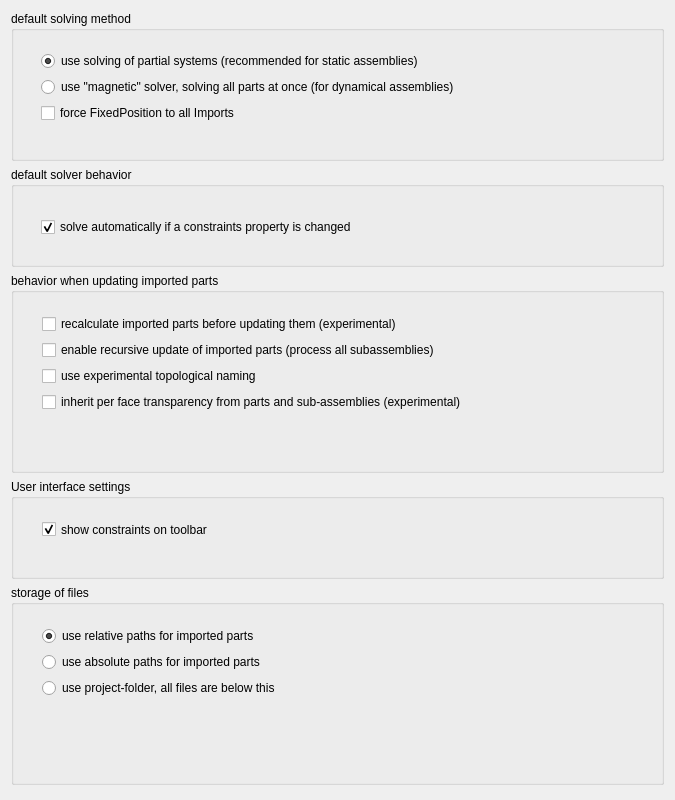
Above: GuiA2p/Resources/ui/a2p_prefs.ui from kbwbe/A2plus before the change. Below: the same form after it.
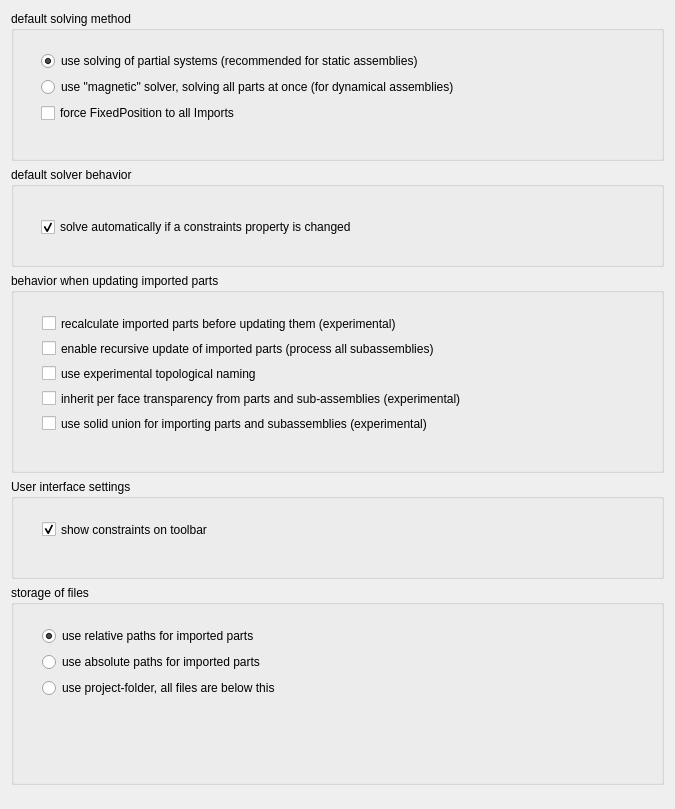
That is the form after the change. Custom widgets are drawn as their Qt base class.

Commit message: experimental option to have solid union of assemblies

The edit to the form file:
```diff
--- a/GuiA2p/Resources/ui/a2p_prefs.ui
+++ b/GuiA2p/Resources/ui/a2p_prefs.ui
@@ -7,7 +7,7 @@
     <x>0</x>
     <y>0</y>
     <width>675</width>
-    <height>800</height>
+    <height>809</height>
    </rect>
   </property>
   <property name="windowTitle">
@@ -141,6 +141,19 @@
          </property>
         </widget>
        </item>
+       <item>
+        <widget class="Gui::PrefCheckBox" name="checkBox_8">
+         <property name="text">
+          <string>use solid union for importing parts and subassemblies (experimental)</string>
+         </property>
+         <property name="prefEntry" stdset="0">
+          <cstring>useSolidUnion</cstring>
+         </property>
+         <property name="prefPath" stdset="0">
+          <cstring>Mod/A2plus</cstring>
+         </property>
+        </widget>
+       </item>
        <item>
         <spacer name="verticalSpacer_3">
          <property name="orientation">
```
The commit also changes 3 other files.
